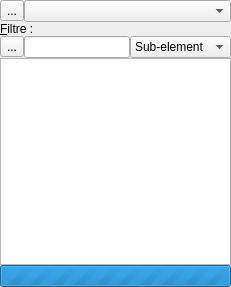
Above: xinx/ui/xmlpresentationwidget.ui from phoenix741/xinx before the change. Below: the same form after it.
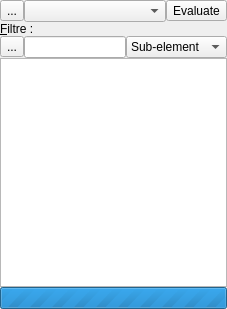
That is the form after the change. Icons and pictures are not drawn.

Commit message: Evaluation de XPATH ie: doc($inputDocument)/layout_data/VueUtilisateurCourantSociete/JUt_UtiView/JUt_UtiViewRow/VueTiersReduit/JTieLibView/JTieLibViewRow/Sigtie

Diff of the .ui file:
```diff
--- a/xinx/ui/xmlpresentationwidget.ui
+++ b/xinx/ui/xmlpresentationwidget.ui
@@ -5,30 +5,18 @@
    <rect>
     <x>0</x>
     <y>0</y>
-    <width>231</width>
-    <height>287</height>
+    <width>227</width>
+    <height>309</height>
    </rect>
   </property>
   <property name="windowTitle" >
    <string/>
   </property>
-  <layout class="QGridLayout" >
-   <property name="leftMargin" >
+  <layout class="QGridLayout" name="gridLayout" >
+   <property name="margin" >
     <number>0</number>
    </property>
-   <property name="topMargin" >
-    <number>0</number>
-   </property>
-   <property name="rightMargin" >
-    <number>0</number>
-   </property>
-   <property name="bottomMargin" >
-    <number>0</number>
-   </property>
-   <property name="horizontalSpacing" >
-    <number>0</number>
-   </property>
-   <property name="verticalSpacing" >
+   <property name="spacing" >
     <number>0</number>
    </property>
    <item row="0" column="0" >
@@ -40,7 +28,8 @@
       <string>...</string>
      </property>
      <property name="icon" >
-      <iconset resource="../application.qrc" >:/images/reload.png</iconset>
+      <iconset resource="../application.qrc" >
+       <normaloff>:/images/reload.png</normaloff>:/images/reload.png</iconset>
      </property>
     </widget>
    </item>
@@ -52,7 +41,18 @@
      </property>
     </widget>
    </item>
-   <item row="1" column="0" colspan="3" >
+   <item row="0" column="3" >
+    <widget class="QToolButton" name="m_evaluateToolButton" >
+     <property name="text" >
+      <string>Evaluate</string>
+     </property>
+     <property name="icon" >
+      <iconset resource="../application.qrc" >
+       <normaloff>:/images/run.png</normaloff>:/images/run.png</iconset>
+     </property>
+    </widget>
+   </item>
+   <item row="1" column="0" colspan="4" >
     <widget class="QLabel" name="label" >
      <property name="text" >
       <string>&amp;Filtre :</string>
@@ -62,7 +62,7 @@
      </property>
     </widget>
    </item>
-   <item row="2" column="0" >
+   <item rowspan="2" row="2" column="0" >
     <widget class="QToolButton" name="m_clearToolButton" >
      <property name="whatsThis" >
       <string>Clear the text filter at right.</string>
@@ -71,18 +71,19 @@
       <string>...</string>
      </property>
      <property name="icon" >
-      <iconset resource="../application.qrc" >:/images/edit-clear-locationbar-ltr.png</iconset>
+      <iconset resource="../application.qrc" >
+       <normaloff>:/images/edit-clear-locationbar-ltr.png</normaloff>:/images/edit-clear-locationbar-ltr.png</iconset>
      </property>
     </widget>
    </item>
-   <item row="2" column="1" >
+   <item row="3" column="1" >
     <widget class="QLineEdit" name="m_filtreLineEdit" >
      <property name="whatsThis" >
       <string>Filter to use in the view. &lt;b>XINX&lt;/b> search node where name match the filter (literal or regular expression).</string>
      </property>
     </widget>
    </item>
-   <item row="2" column="2" >
+   <item row="3" column="2" colspan="2" >
     <widget class="QComboBox" name="m_filterComboBox" >
      <property name="whatsThis" >
       <string>&lt;p>If &lt;i>Sub-element&lt;/i> is selected when an element is finded, all sub-element is showed. &lt;/p>
@@ -100,7 +101,7 @@
      </item>
     </widget>
    </item>
-   <item row="3" column="0" colspan="3" >
+   <item row="4" column="0" colspan="4" >
     <widget class="QTreeView" name="m_presentationTreeView" >
      <property name="dragEnabled" >
       <bool>true</bool>
@@ -110,7 +111,7 @@
      </property>
     </widget>
    </item>
-   <item row="4" column="0" colspan="3" >
+   <item row="5" column="0" colspan="4" >
     <widget class="QProgressBar" name="m_presentationProgressBar" >
      <property name="maximum" >
       <number>0</number>
```
Left out of the diff: 1 changed line with no effect on the pictures. The commit also changes 2 other files.
